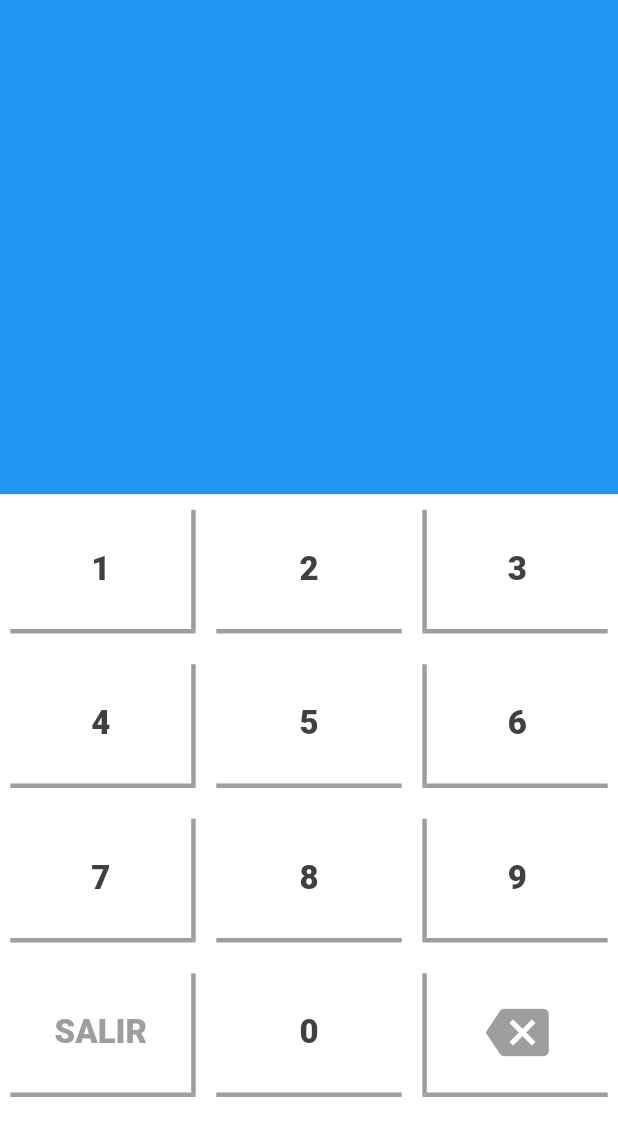
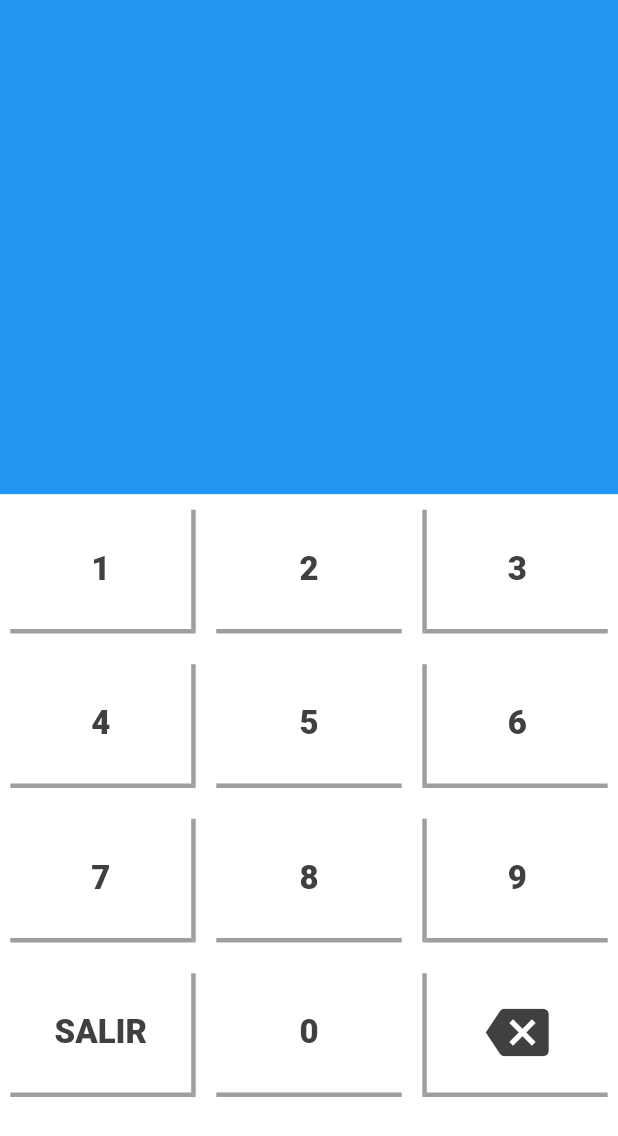
Before and after one commit to jsensunchop/Laborapp2, a Flutter app: the screen it shows after launch, on a phone screen of 412 x 824 dp. Shown: the top 1136 px of the screen. Run offline on Flutter 3.47's test engine with Material 2 defaults, Android fonts, the phone set to English and light mode, and no system bars; our stand-ins replace firebase_storage, flutter_rating_bar, flutter_screenutil, fluttertoast, image_cropper, image_picker; accounts and stored records are empty.

Commit message:
Keyboard Improved

```diff
--- a/LaborappTrabajador-master/lib/Common/NumericalKeyboard.dart
+++ b/LaborappTrabajador-master/lib/Common/NumericalKeyboard.dart
@@ -79,7 +79,7 @@ class NumericalKeyboard {
                   ),
                   child: FlatButton(
                     color: Colors.transparent,
-                    textColor: Colors.grey,
+                    textColor: Color(colorCode),
                     onPressed: () => print(""),
                     child: Text("SALIR",
                         style: TextStyle(
@@ -104,7 +104,7 @@ class NumericalKeyboard {
                   ),
                   child: FlatButton(
                     color: Colors.transparent,
-                    textColor: Colors.grey,
+                    textColor: Color(colorCode),
                     onPressed: () => print(""),
                     child: Icon(
                       Icons.backspace,
```
